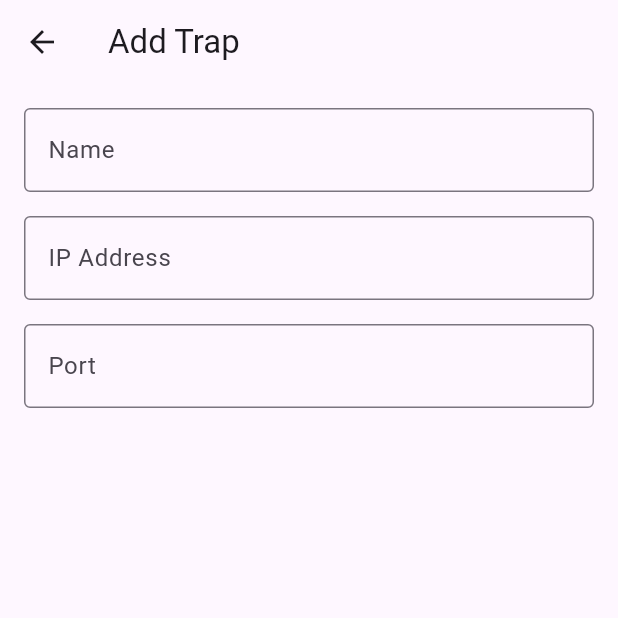
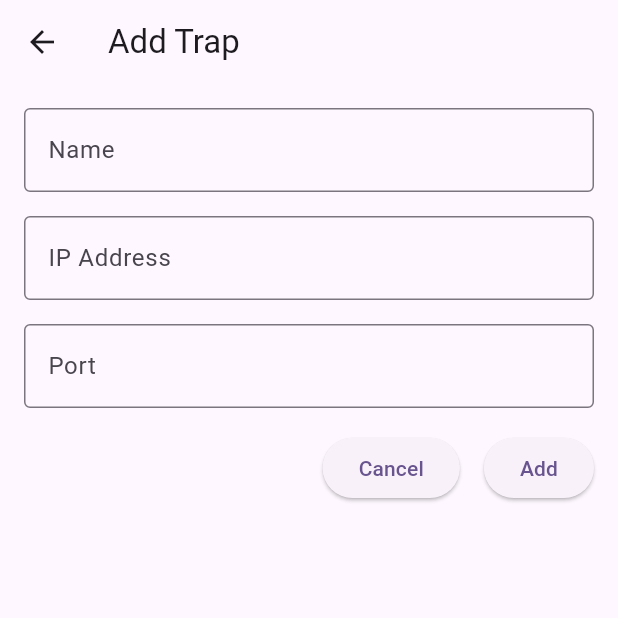
Before and after one commit to SoloQueueTrash/Mouse_Trap, a Flutter app: the AddTrapScreen screen opened directly, on a phone screen of 412 x 824 dp, the top half of it. Run offline on Flutter 3.47's test engine with Material 2 defaults, Android fonts, the phone set to English and light mode, and no system bars; our stand-ins replace firebase_core, firebase_messaging, shared_preferences; accounts and stored records are empty.

Commit message:
New trap form buttons.

```diff
--- a/app/lib/add_trap.dart
+++ b/app/lib/add_trap.dart
@@ -1,3 +1,4 @@
+import 'package:app/trap.dart';
 import 'package:flutter/material.dart';
 
 class AddTrapScreen extends StatefulWidget {
@@ -59,6 +60,33 @@ class _AddTrapScreenState extends State<AddTrapScreen> {
     );
   }
 
+  ElevatedButton _buildSubmitButton(BuildContext context) {
+    return ElevatedButton(
+      onPressed: () {
+        if (_formKey.currentState!.validate()) {
+          Navigator.pop(
+            context,
+            Trap(
+              name: _nameController.text,
+              ip: _ipController.text,
+              port: int.parse(_portController.text),
+            ),
+          );
+        }
+      },
+      child: const Text('Add'),
+    );
+  }
+
+  ElevatedButton _buildCancelButton(BuildContext context) {
+    return ElevatedButton(
+      onPressed: () {
+        Navigator.pop(context);
+      },
+      child: const Text('Cancel'),
+    );
+  }
+
   @override
   void dispose() {
     _nameController.dispose();
@@ -81,6 +109,15 @@ class _AddTrapScreenState extends State<AddTrapScreen> {
             _buildIpField(),
             const SizedBox(height: 16),
             _buildPortField(),
+            const SizedBox(height: 16),
+            Row(
+              mainAxisAlignment: MainAxisAlignment.end,
+              children: [
+                _buildCancelButton(context),
+                const SizedBox(width: 16),
+                _buildSubmitButton(context),
+              ],
+            ),
           ],
         ),
       ),
```
